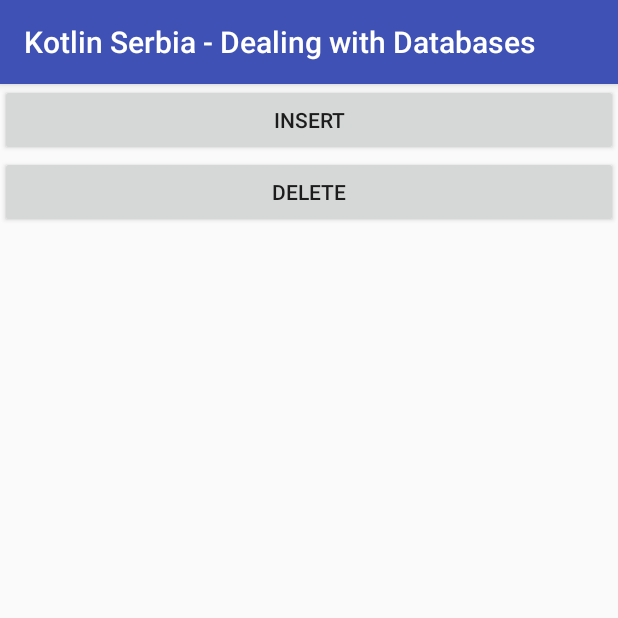
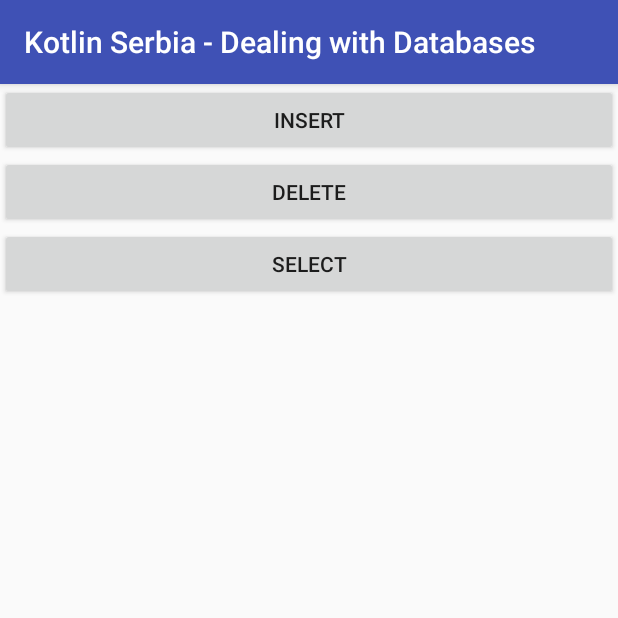
Before and after one commit to milos85vasic/Kotlin-Serbia-Working-With-Databases, an Android app: the screen it shows after launch (MainActivity), on a phone screen of 412 x 824 dp, the top half of it. Run offline under Robolectric (Android 15) with nearby library versions, the phone set to English and light mode, and no system bars.

Commit message:
Kotlin Serbia - Dealing with Databases: Working on database stuff.

```diff
--- a/KotlinSerbia-DealingwithDatabases/app/src/main/java/net/milosvasic/conferences/kotlin_serbia/BasicActivity.kt
+++ b/KotlinSerbia-DealingwithDatabases/app/src/main/java/net/milosvasic/conferences/kotlin_serbia/BasicActivity.kt
@@ -4,6 +4,7 @@ import android.os.Bundle
 import android.support.v7.app.AppCompatActivity
 import android.util.Log
 import kotlinx.android.synthetic.main.activity_main.*
+import net.milosvasic.conferences.kotlin_serbia.model.Student
 
 abstract class BasicActivity : AppCompatActivity() {
 
@@ -27,10 +28,19 @@ abstract class BasicActivity : AppCompatActivity() {
             }).start()
         }
 
+        select.setOnClickListener {
+            Thread({
+                val result = doSelect()
+                Log.i(tag, "Select [ items: ${result.size} ]")
+                result.forEach { student -> Log.v(tag, student.toString()) }
+            }).start()
+        }
     }
 
     abstract fun doInsert(): Boolean
 
     abstract fun doDelete(): Boolean
 
+    abstract fun doSelect(): List<Student>
+
 }
--- a/KotlinSerbia-DealingwithDatabases/app/src/main/java/net/milosvasic/conferences/kotlin_serbia/MainActivity.kt
+++ b/KotlinSerbia-DealingwithDatabases/app/src/main/java/net/milosvasic/conferences/kotlin_serbia/MainActivity.kt
@@ -1,6 +1,7 @@
 package net.milosvasic.conferences.kotlin_serbia
 
 import net.milosvasic.conferences.kotlin_serbia.common.Db
+import net.milosvasic.conferences.kotlin_serbia.common.DbHelper
 import net.milosvasic.conferences.kotlin_serbia.model.Student
 
 class MainActivity : BasicActivity() {
@@ -17,4 +18,8 @@ class MainActivity : BasicActivity() {
         return Db.delete(students.filter { (firstName) -> firstName == "Steve" }) // Pay attention: Filter applied.
     }
 
+    override fun doSelect(): List<Student> {
+        return Db.select(Pair(DbHelper.FIRST_NAME, "Steve"))
+    }
+
 }
--- a/KotlinSerbia-DealingwithDatabases/app/src/main/res/layout/activity_main.xml
+++ b/KotlinSerbia-DealingwithDatabases/app/src/main/res/layout/activity_main.xml
@@ -16,4 +16,10 @@
         android:layout_height="wrap_content"
         android:text="@string/delete" />
 
+    <Button
+        android:id="@+id/select"
+        android:layout_width="match_parent"
+        android:layout_height="wrap_content"
+        android:text="@string/select" />
+
 </LinearLayout>
--- a/KotlinSerbia-DealingwithDatabases/app/src/main/res/values/strings.xml
+++ b/KotlinSerbia-DealingwithDatabases/app/src/main/res/values/strings.xml
@@ -2,4 +2,5 @@
     <string name="app_name">Kotlin Serbia - Dealing with Databases</string>
     <string name="insert">Insert</string>
     <string name="delete">Delete</string>
+    <string name="select">Select</string>
 </resources>
```
Also changed, not shown: KotlinSerbia-DealingwithDatabases/app/src/main/java/net/milosvasic/conferences/kotlin_serbia/common/Db.kt (+7 -0 lines), KotlinSerbia-DealingwithDatabases/app/src/main/java/net/milosvasic/conferences/kotlin_serbia/model/Student.kt (+11 -1 lines).
